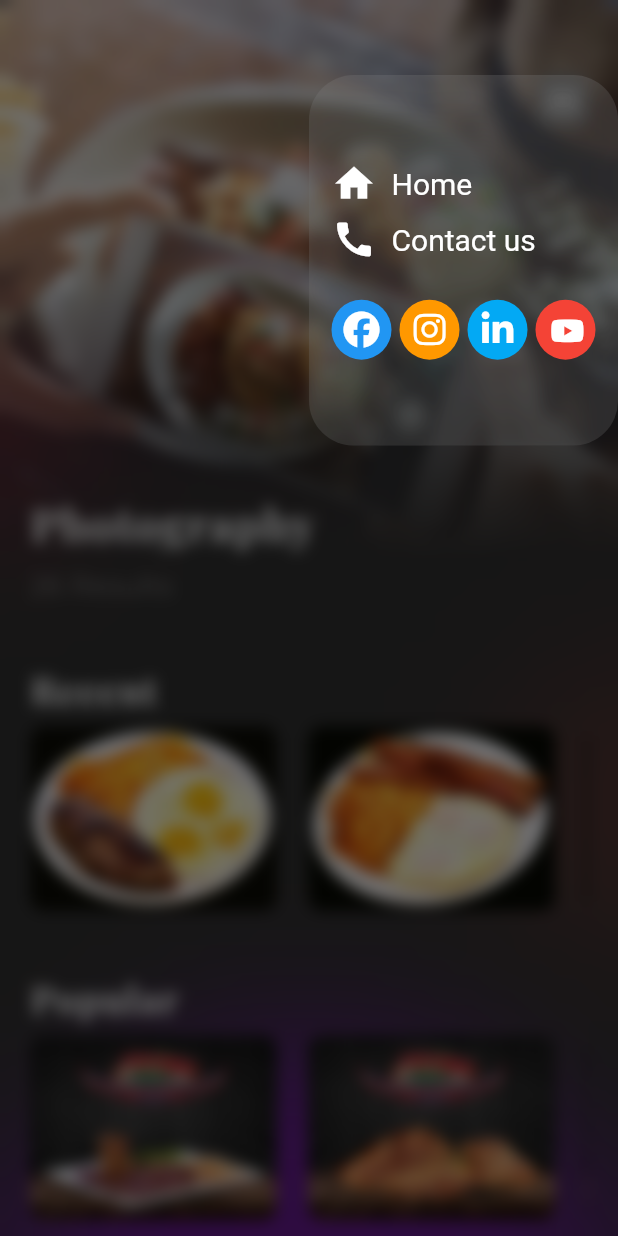
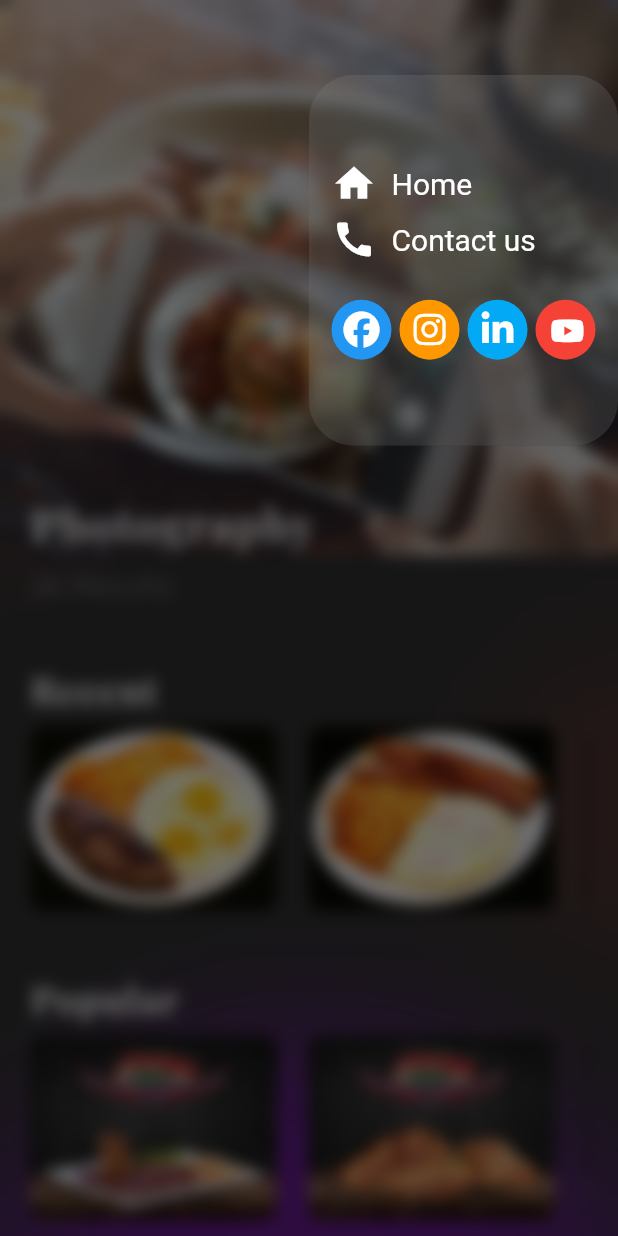
Before and after one commit to Taber1/AA-Digital-App, a Flutter app: the FoodService screen opened directly, with the side drawer open, on a phone screen of 412 x 824 dp. Run offline on Flutter 3.47's test engine with Material 2 defaults, Android fonts, the phone set to English and light mode, and no system bars; our stand-ins replace dropdown_textfield, flutter_phoenix, font_awesome_flutter, google_fonts.

Commit message:
New Design working complete

```diff
--- a/lib/main.dart
+++ b/lib/main.dart
@@ -1,5 +1,6 @@
 import 'package:aa_digital/routes/custom_routes.dart';
 import 'package:aa_digital/routes/route_names.dart';
+import 'package:aa_digital/utils/globals.dart';
 import 'package:flutter/material.dart';
 import 'package:flutter_phoenix/flutter_phoenix.dart';
 import 'package:flutter/services.dart';
@@ -25,7 +26,7 @@ class MyApp extends StatelessWidget {
     return MaterialApp(
       title: 'AA Digital',
       theme: ThemeData(
-        primarySwatch: Colors.red,
+        primarySwatch: Globals.redColorPrimary,
       ),
       onGenerateRoute: CustomRoutes.allRoutes,
       initialRoute: splash,
--- a/lib/utils/globals.dart
+++ b/lib/utils/globals.dart
@@ -5,9 +5,17 @@ class Globals {
   static const blackColor = Colors.black;
   static const backgroundColor = Color(0xff343333);
   static const redColor = Color(0xffde0d08);
+  static const redColorPrimary = Colors.red;
   static const whiteColor = Colors.white;
   static const greyColorDark = Color(0xff111111);
   static const greyColorLight = Color(0xff171717);
+  static const transparentColor = Colors.transparent;
+  static const greyColor = Colors.grey;
+  static const lightBlue = Colors.lightBlue;
+  static const blueColor = Colors.blue;
+  static const orangeColor = Colors.orange;
+  static const orangeColorButton = Color(0xffF16022);
+  static const yellowColor = Colors.yellow;
   static Map<int, Color> color = {
     50: const Color.fromRGBO(34, 100, 45, .1),
     100: const Color.fromRGBO(34, 100, 45, .2),
--- a/lib/views/dashboard_screen.dart
+++ b/lib/views/dashboard_screen.dart
@@ -231,7 +231,7 @@ class DashboardScreen extends StatelessWidget {
             // Text("20 Results",
             //     style: GoogleFonts.montserrat(
             //       textStyle: const TextStyle(
-            //           color: Colors.grey,
+            //           color: Globals.greyColor,
             //           fontSize: 16,
             //           letterSpacing: 0.5,
             //           fontWeight: FontWeight.w300),
--- a/lib/views/digistrategy_service.dart
+++ b/lib/views/digistrategy_service.dart
@@ -30,7 +30,11 @@ class DigiStrategyService extends StatelessWidget {
                   return const LinearGradient(
                     begin: Alignment.topCenter,
                     end: Alignment.bottomCenter,
-                    colors: [Colors.black, Colors.black, Colors.transparent],
+                    colors: [
+                      Globals.blackColor,
+                      Globals.blackColor,
+                      Globals.transparentColor
+                    ],
                   ).createShader(Rect.fromLTRB(0, 0, rect.width, rect.height));
                 },
                 blendMode: BlendMode.dstIn,
--- a/lib/views/drawer.dart
+++ b/lib/views/drawer.dart
@@ -88,10 +88,10 @@ class DrawerScreen extends StatelessWidget {
                                   "https://www.facebook.com/profile.php?id=100081826726161&ref=pages_you_manage");
                             },
                             child: const CircleAvatar(
-                              backgroundColor: Colors.blue,
+                              backgroundColor: Globals.blueColor,
                               child: Icon(
                                 FontAwesomeIcons.facebook,
-                                color: Colors.white,
+                                color: Globals.whiteColor,
                               ),
                             ),
                           ),
@@ -101,10 +101,10 @@ class DrawerScreen extends StatelessWidget {
                                   "https://www.instagram.com/aa.digital_solutions/");
                             },
                             child: const CircleAvatar(
-                              backgroundColor: Colors.orange,
+                              backgroundColor: Globals.orangeColor,
                               child: Icon(
                                 FontAwesomeIcons.instagram,
-                                color: Colors.white,
+                                color: Globals.whiteColor,
                               ),
                             ),
                           ),
@@ -114,10 +114,10 @@ class DrawerScreen extends StatelessWidget {
                                   "https://www.linkedin.com/company/aa-digital-solutions/");
                             },
                             child: const CircleAvatar(
-                              backgroundColor: Colors.lightBlue,
+                              backgroundColor: Globals.lightBlue,
                               child: Icon(
                                 FontAwesomeIcons.linkedinIn,
-                                color: Colors.white,
+                                color: Globals.whiteColor,
                               ),
                             ),
                           ),
@@ -127,11 +127,11 @@ class DrawerScreen extends StatelessWidget {
                                   "https://www.youtube.com/channel/UCpOtPH8pAlG2g8IJeas3XPA");
                             },
                             child: const CircleAvatar(
-                              backgroundColor: Colors.red,
+                              backgroundColor: Globals.redColorPrimary,
                               child: Icon(
                                 FontAwesomeIcons.youtube,
                                 size: 20,
-                                color: Colors.white,
+                                color: Globals.whiteColor,
                               ),
                             ),
                           ),
--- a/lib/views/food_service.dart
+++ b/lib/views/food_service.dart
@@ -66,7 +66,10 @@ class _FoodServiceState extends State<FoodService> {
                   return const LinearGradient(
                     begin: Alignment.topCenter,
                     end: Alignment.bottomCenter,
-                    colors: [Colors.black, Colors.black, Colors.transparent],
+                    colors: [
+                      Globals.blackColor,
+                      Globals.blackColor,
+                    ],
                   ).createShader(Rect.fromLTRB(0, 0, rect.width, rect.height));
                 },
                 blendMode: BlendMode.dstIn,
@@ -97,7 +100,7 @@ class _FoodServiceState extends State<FoodService> {
                       "26 Results",
                       style: GoogleFonts.montserrat(
                         textStyle: const TextStyle(
-                            color: Colors.grey,
+                            color: Globals.greyColor,
                             fontSize: 18,
                             letterSpacing: 0.5,
                             fontWeight: FontWeight.w300),
--- a/lib/views/mediamarketing_service.dart
+++ b/lib/views/mediamarketing_service.dart
@@ -30,7 +30,11 @@ class MediaMarketingService extends StatelessWidget {
                   return const LinearGradient(
                     begin: Alignment.topCenter,
                     end: Alignment.bottomCenter,
-                    colors: [Colors.black, Colors.black, Colors.transparent],
+                    colors: [
+                      Globals.blackColor,
+                      Globals.blackColor,
+                      Globals.transparentColor
+                    ],
                   ).createShader(Rect.fromLTRB(0, 0, rect.width, rect.height));
                 },
                 blendMode: BlendMode.dstIn,
--- a/lib/views/onlinepayment_service.dart
+++ b/lib/views/onlinepayment_service.dart
@@ -30,7 +30,11 @@ class OnlinePaymentService extends StatelessWidget {
                   return const LinearGradient(
                     begin: Alignment.topCenter,
                     end: Alignment.bottomCenter,
-                    colors: [Colors.black, Colors.black, Colors.transparent],
+                    colors: [
+                      Globals.blackColor,
+                      Globals.blackColor,
+                      Globals.transparentColor
+                    ],
                   ).createShader(Rect.fromLTRB(0, 0, rect.width, rect.height));
                 },
                 blendMode: BlendMode.dstIn,
```
Also changed, not shown: lib/views/contact_screen_new.dart (+8 -7 lines), lib/views/digipresence_service.dart (+6 -2 lines), lib/views/menu_service.dart (+6 -2 lines), lib/views/risingcost_service.dart (+13 -5 lines), lib/views/website_service.dart (+8 -4 lines).
